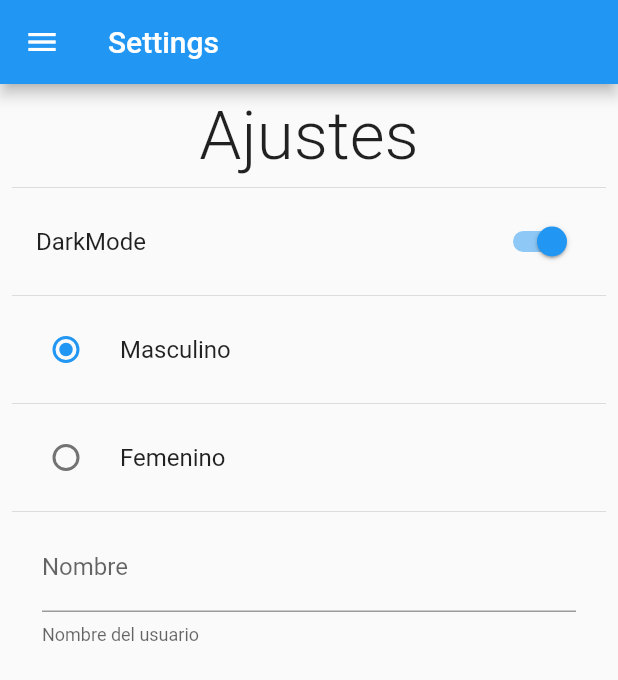
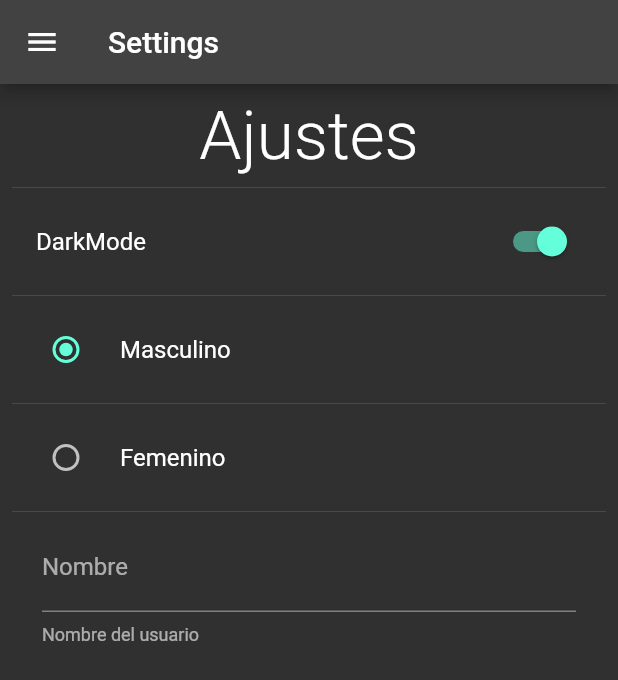
Before and after one commit to isamed92/user-preferences-app, a Flutter app: the SettingsScreen screen opened by its route, after a tap on "DarkMode", on a phone screen of 412 x 824 dp. Shown: the top 680 px of the screen. Run offline on Flutter 3.47's test engine with Material 2 defaults, Android fonts, the phone set to English and light mode, and no system bars; our stand-ins replace shared_preferences; accounts and stored records are empty.

Commit message:
add theme provider for dinamically change theme

```diff
--- /dev/null
+++ b/lib/providers/theme_provider.dart
@@ -0,0 +1,18 @@
+import 'package:flutter/material.dart';
+
+class ThemeProvider extends ChangeNotifier {
+  ThemeData currentTheme;
+
+  ThemeProvider({required bool isDarkmode})
+      : currentTheme = isDarkmode ? ThemeData.dark() : ThemeData.light();
+
+  setLightMode() {
+    currentTheme = ThemeData.light();
+    notifyListeners();
+  }
+
+  setDarkMode() {
+    currentTheme = ThemeData.dark();
+    notifyListeners();
+  }
+}
--- a/lib/screens/settings_screen.dart
+++ b/lib/screens/settings_screen.dart
@@ -1,6 +1,8 @@
 import 'package:flutter/material.dart';
+import 'package:preferences_app/providers/theme_provider.dart';
 import 'package:preferences_app/shared_preferences/preferences.dart';
 import 'package:preferences_app/widgets/widgets.dart';
+import 'package:provider/provider.dart';
 
 class SettingsScreen extends StatefulWidget {
   static const String routerName = 'Settings';
@@ -36,6 +38,11 @@ class _SettingsScreenState extends State<SettingsScreen> {
                   value: Preferences.isDarkMode,
                   onChanged: (value) {
                     Preferences.isDarkMode = value;
+                    final themeProvider =
+                        Provider.of<ThemeProvider>(context, listen: false);
+                    value
+                        ? themeProvider.setDarkMode()
+                        : themeProvider.setLightMode();
                     setState(() {});
                   },
                   title: const Text('DarkMode'),
--- a/pubspec.yaml
+++ b/pubspec.yaml
@@ -35,6 +35,8 @@ dependencies:
   # Use with the CupertinoIcons class for iOS style icons.
   cupertino_icons: ^1.0.2
   shared_preferences: ^2.0.15
+  provider: ^6.0.3
+
 
 dev_dependencies:
   flutter_test:
```
Also changed, not shown: lib/main.dart (+11 -2 lines), pubspec.lock.
